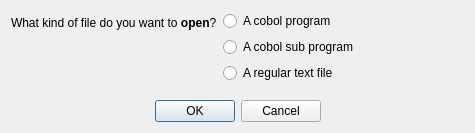
Before: the Qt Designer form oci/ui/dlg_file_type.ui in OpenCobolIDE/OpenCobolIDE, drawn with Qt 5.
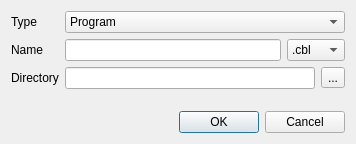
After: the same form once the commit is applied. Icons and pictures are not drawn.

What changed in the file:
```diff
--- a/oci/ui/dlg_file_type.ui
+++ b/oci/ui/dlg_file_type.ui
@@ -6,8 +6,8 @@
    <rect>
     <x>0</x>
     <y>0</y>
-    <width>475</width>
-    <height>133</height>
+    <width>356</width>
+    <height>144</height>
    </rect>
   </property>
   <property name="windowTitle">
@@ -17,8 +17,92 @@
    <iconset resource="ide.qrc">
     <normaloff>:/ide-icons/rc/silex-64x64.png</normaloff>:/ide-icons/rc/silex-64x64.png</iconset>
   </property>
-  <layout class="QGridLayout" name="gridLayout">
-   <item row="2" column="0">
+  <layout class="QVBoxLayout" name="verticalLayout">
+   <item>
+    <layout class="QFormLayout" name="formLayout">
+     <item row="0" column="0">
+      <widget class="QLabel" name="label">
+       <property name="text">
+        <string>Type</string>
+       </property>
+      </widget>
+     </item>
+     <item row="0" column="1">
+      <widget class="QComboBox" name="comboBox">
+       <item>
+        <property name="text">
+         <string>Program</string>
+        </property>
+       </item>
+       <item>
+        <property name="text">
+         <string>Module</string>
+        </property>
+       </item>
+      </widget>
+     </item>
+     <item row="2" column="0">
+      <widget class="QLabel" name="label_2">
+       <property name="text">
+        <string>Directory</string>
+       </property>
+      </widget>
+     </item>
+     <item row="2" column="1">
+      <layout class="QHBoxLayout" name="horizontalLayout">
+       <item>
+        <widget class="QLineEdit" name="lineEditPath"/>
+       </item>
+       <item>
+        <widget class="QToolButton" name="toolButton">
+         <property name="text">
+          <string>...</string>
+         </property>
+        </widget>
+       </item>
+      </layout>
+     </item>
+     <item row="1" column="0">
+      <widget class="QLabel" name="label_3">
+       <property name="text">
+        <string>Name</string>
+       </property>
+      </widget>
+     </item>
+     <item row="1" column="1">
+      <layout class="QHBoxLayout" name="horizontalLayout_2">
+       <item>
+        <widget class="QLineEdit" name="lineEdit"/>
+       </item>
+       <item>
+        <widget class="QComboBox" name="comboBox_2">
+         <item>
+          <property name="text">
+           <string>.cbl</string>
+          </property>
+         </item>
+         <item>
+          <property name="text">
+           <string>.cob</string>
+          </property>
+         </item>
+         <item>
+          <property name="text">
+           <string>.CBL</string>
+          </property>
+         </item>
+         <item>
+          <property name="text">
+           <string>.COB</string>
+          </property>
+         </item>
+        </widget>
+       </item>
+      </layout>
+     </item>
+    </layout>
+   </item>
+   <item>
     <widget class="QDialogButtonBox" name="buttonBox">
      <property name="orientation">
       <enum>Qt::Horizontal</enum>
@@ -27,61 +111,10 @@
       <set>QDialogButtonBox::Cancel|QDialogButtonBox::Ok</set>
      </property>
      <property name="centerButtons">
-      <bool>true</bool>
+      <bool>false</bool>
      </property>
     </widget>
    </item>
-   <item row="1" column="0">
-    <layout class="QFormLayout" name="formLayout">
-     <property name="leftMargin">
-      <number>0</number>
-     </property>
-     <item row="0" column="0">
-      <widget class="QLabel" name="label">
-       <property name="text">
-        <string>&lt;html&gt;&lt;head/&gt;&lt;body&gt;&lt;p&gt;What kind of file do you want to  &lt;span style=&quot; font-weight:600;&quot;&gt;open&lt;/span&gt;?&lt;/p&gt;&lt;/body&gt;&lt;/html&gt;</string>
-       </property>
-      </widget>
-     </item>
-     <item row="0" column="1">
-      <layout class="QVBoxLayout" name="verticalLayout">
-       <item>
-        <widget class="QRadioButton" name="radioButtonProgram">
-         <property name="text">
-          <string>A cobol program</string>
-         </property>
-         <property name="icon">
-          <iconset resource="ide.qrc">
-           <normaloff>:/ide-icons/rc/application-x-executable.png</normaloff>:/ide-icons/rc/application-x-executable.png</iconset>
-         </property>
-        </widget>
-       </item>
-       <item>
-        <widget class="QRadioButton" name="radioButtonSubprogram">
-         <property name="text">
-          <string>A cobol sub program</string>
-         </property>
-         <property name="icon">
-          <iconset resource="ide.qrc">
-           <normaloff>:/ide-icons/rc/application-x-sharedlib.png</normaloff>:/ide-icons/rc/application-x-sharedlib.png</iconset>
-         </property>
-        </widget>
-       </item>
-       <item>
-        <widget class="QRadioButton" name="radioButtonText">
-         <property name="text">
-          <string>A regular text file</string>
-         </property>
-         <property name="icon">
-          <iconset resource="ide.qrc">
-           <normaloff>:/ide-icons/rc/text-x-generic.png</normaloff>:/ide-icons/rc/text-x-generic.png</iconset>
-         </property>
-        </widget>
-       </item>
-      </layout>
-     </item>
-    </layout>
-   </item>
   </layout>
  </widget>
  <tabstops>
```
Left out of the diff: 22 changed lines with no effect on the pictures.
